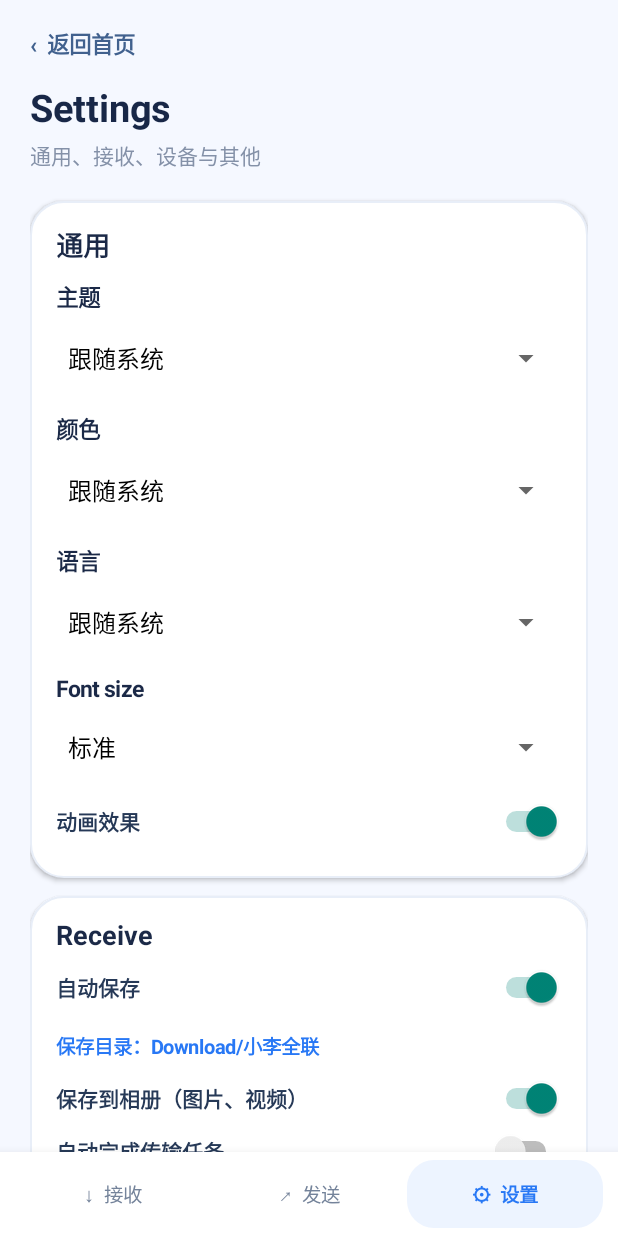
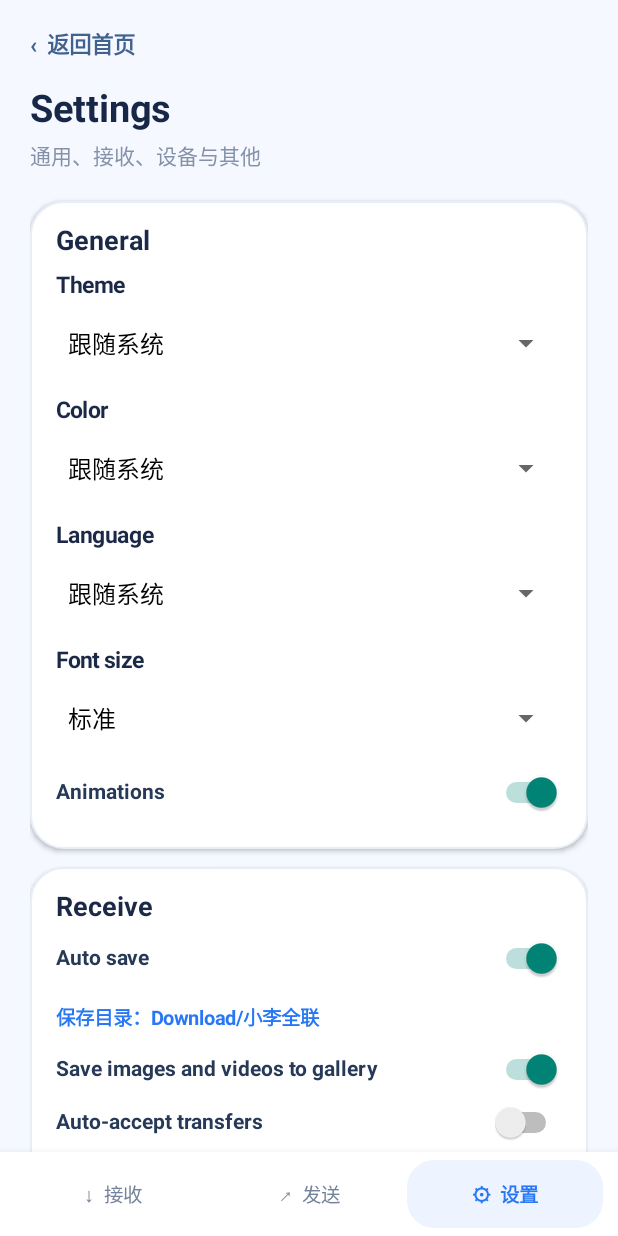
Before and after one commit to lei56602-glitch/QuanLian, an Android app: the screen it shows after launch (MainActivity), after a tap on "Settings", on a phone screen of 412 x 824 dp. Run offline under Robolectric (Android 15) with nearby library versions, the phone set to English and light mode, and no system bars.

Commit message:
Complete settings and send UI translations; avoid duplicate imported shares

```diff
--- a/app/src/main/java/com/quanlian/app/MainActivity.java
+++ b/app/src/main/java/com/quanlian/app/MainActivity.java
@@ -64,7 +64,53 @@ public class MainActivity extends Activity {
    {"接收","Receive"},{"发送","Send"},{"添加文件，然后点击目标设备即可发送","Add files, then tap a device to send"},{"文件预览","File preview"},{"添加文件","Add files"},{"已添加 ","Added "},{" 个文件 · "," files · "},{"还没有文件，点击「添加文件」开始选择","No files yet. Tap “Add files” to get started"},{"目标设备","Target devices"},{"刷新设备","Refresh devices"},{"正在搜索附近设备…","Searching for nearby devices…"},{"发现 ","Found "},{" 台附近设备"," nearby devices"},{"暂未发现设备。请让双方打开小李全联并连接同一 Wi-Fi。","No devices found. Open Xiao Li Quan Lian on both devices and connect to the same Wi-Fi."},{"点击设备发送","Tap a device to send"},{"请先添加要发送的文件","Please add files before sending"},{"已收藏设备","Device added to favorites"},{"收藏设备","Favorite devices"},{"暂无收藏设备","No favorite devices"},{"删除","Remove"},{"发送方：","Sender: "},{"文件总数：","Files: "},{"文件总大小：","Total size: "},{"接受","Accept"},{"拒绝","Decline"},{"设置已保存","Settings saved"},{"接收文件请求","Incoming file request"},
    {"大小未知","Unknown size"},{"文件","File"},{"已接收","Received"},{"已发送","Sent"},{"打开文件","Open file"},{"暂时无法打开，请到手机文件管理的 Download/小李全联 查找","Unable to open. Check Download/Xiao Li Quan Lian in your file manager."},
    {"操作步骤","Steps"},{"两台手机都安装带有此功能的版本。","Install this version on both phones."},{"复制完整日志","Copy full log"},{"分享 / 导出日志","Share / Export logs"},{"清空旧日志","Clear old logs"},{"日志已复制，可以直接粘贴发送","Logs copied. You can paste and send them."},{"旧日志已清空","Old logs cleared"},{"注意：两台手机都要导出。只有发送端日志，无法完整判断接收端是否收到连接。","Note: Export logs from both phones. Sender logs alone cannot confirm whether the receiver got the connection."},
-   {"正在准备文件并计算校验值…","Preparing files and calculating checksums…"},{"小李全联正在发送","Xiao Li Quan Lian is sending"},{"发送成功","Sent successfully"},{"发送失败","Send failed"},{"重新发送","Retry"},{"知道了","Got it"},{"正在连接","Connecting"},{"已取消","Cancelled"},{"传输完成","Transfer complete"},{"发送成功！","Transfer successful!"}
+   {"正在准备文件并计算校验值…","Preparing files and calculating checksums…"},{"小李全联正在发送","Xiao Li Quan Lian is sending"},{"发送成功","Sent successfully"},{"发送失败","Send failed"},{"重新发送","Retry"},{"知道了","Got it"},{"正在连接","Connecting"},{"已取消","Cancelled"},{"传输完成","Transfer complete"},{"发送成功！","Transfer successful!"},
+   {"通用","General"},
+   {"主题","Theme"},
+   {"跟随系统","Follow system"},
+   {"浅色","Light"},
+   {"深色","Dark"},
+   {"颜色","Color"},
+   {"蓝色","Blue"},
+   {"绿色","Green"},
+   {"紫色","Purple"},
+   {"橙色","Orange"},
+   {"语言","Language"},
+   {"动画效果","Animations"},
+   {"字体大小","Font size"},
+   {"接收","Receive"},
+   {"自动保存","Auto save"},
+   {"保存目录：","Save folder: "},
+   {"已选择自定义目录","Custom folder selected"},
+   {"保存到相册（图片、视频）","Save images and videos to gallery"},
+   {"自动完成传输任务","Auto-accept transfers"},
+   {"保存到历史记录","Save transfer history"},
+   {"设备","Device"},
+   {"设备名称","Device name"},
+   {"保存设备名称","Save device name"},
+   {"其他","Other"},
+   {"关于页面","About"},
+   {"捐赠入口","Donate"},
+   {"隐私政策","Privacy policy"},
+   {"高级设置","Advanced settings"},
+   {"保存通用与接收设置","Save settings"},
+   {"文件","File"},
+   {"媒体","Media"},
+   {"剪贴板","Clipboard"},
+   {"文本","Text"},
+   {"文件夹","Folder"},
+   {"应用","Apps"},
+   {"发送方式","Send method"},
+   {"单个接收者","Single recipient"},
+   {"多个接收者","Multiple recipients"},
+   {"通过连接分享","Share via connection"},
+   {"选择多个接收者","Choose multiple recipients"},
+   {"添加到发送列表","Add to send queue"},
+   {"已保存 ","Saved "},
+   {"个接收设备"," recipients"},
+   {"输入附近设备显示的名称","Name shown to nearby devices"},
+   {"感谢支持","Thanks for your support"},
+   {"无法打开文件：","Unable to open file: "}
   };
   for(String[] p:m)if(p[0].equals(s))return p[1];
   if(s.startsWith("已添加 "))return "Added "+s.substring(4);
@@ -79,7 +125,7 @@ public class MainActivity extends Activity {
  private LinearLayout col(){LinearLayout l=new LinearLayout(this);l.setOrientation(LinearLayout.VERTICAL);int widthDp=(int)(getResources().getDisplayMetrics().widthPixels/getResources().getDisplayMetrics().density);int horizontal=widthDp<360?14:(widthDp<600?20:32);l.setPadding(dp(horizontal),dp(widthDp<600?18:24),dp(horizontal),dp(widthDp<600?18:24));return l;}
  private LinearLayout card(){LinearLayout l=new LinearLayout(this);l.setOrientation(LinearLayout.VERTICAL);l.setPadding(dp(16),dp(16),dp(16),dp(16));l.setBackground(focusBackground(Color.rgb(28,45,75),0xff345b86,18));l.setFocusable(true);l.setFocusableInTouchMode(false);l.setClickable(true);return l;}
  private void gap(LinearLayout l,int h){l.addView(new View(this),new LinearLayout.LayoutParams(1,dp(h)));}
- private Button btn(String s,int c){Button b=new Button(this);b.setText(ui(s));b.setTextColor(-1);b.setAllCaps(false);b.setTextSize(16);b.setBackground(focusBackground(c,0xff2869a5,16));b.setMinHeight(dp(54));b.setFocusable(true);b.setFocusableInTouchMode(false);return b;}
+ private Button btn(String s,int c){if(c==0xff2878f5||c==0xff1f77dc)c=accentColor();Button b=new Button(this);b.setText(ui(s));b.setTextColor(-1);b.setAllCaps(false);b.setTextSize(16);b.setBackground(focusBackground(c,0xff2869a5,16));b.setMinHeight(dp(54));b.setFocusable(true);b.setFocusableInTouchMode(false);return b;}
  private void install(LinearLayout l){int widthDp=(int)(getResources().getDisplayMetrics().widthPixels/getResources().getDisplayMetrics().density);ScrollView s=new ScrollView(this);s.setFillViewport(true);s.setFocusable(false);if(widthDp>=700){FrameLayout frame=new FrameLayout(this);FrameLayout.LayoutParams p=new FrameLayout.LayoutParams(Math.min(widthDp,1200)*((int)getResources().getDisplayMetrics().density),-1,Gravity.CENTER);s.addView(l,new ScrollView.LayoutParams(-1,-2));frame.addView(s,p);setContentView(frame);}else{s.addView(l);setContentView(s);}if(widthDp>=700){l.setPadding(dp(32),dp(28),dp(32),dp(28));}final int baseLeft=l.getPaddingLeft(),baseTop=l.getPaddingTop(),baseRight=l.getPaddingRight(),baseBottom=l.getPaddingBottom();l.setOnApplyWindowInsetsListener((v,insets)->{int top=Build.VERSION.SDK_INT>=30?insets.getInsets(android.view.WindowInsets.Type.statusBars()).top:insets.getSystemWindowInsetTop();v.setPadding(baseLeft,baseTop+top,baseRight,baseBottom);return insets;});l.requestApplyInsets();l.post(()->{ArrayList<View> focusables=l.getFocusables(View.FOCUS_FORWARD);if(!focusables.isEmpty()&&!focusables.get(0).hasFocus())focusables.get(0).requestFocus();});}
   private void installFlow(LinearLayout content,int selected){LinearLayout root=new LinearLayout(this);root.setOrientation(LinearLayout.VERTICAL);root.setBackgroundColor(pageBackground());ScrollView scroll=new ScrollView(this);scroll.setFillViewport(true);scroll.setVerticalScrollBarEnabled(false);scroll.addView(content);root.addView(scroll,new LinearLayout.LayoutParams(-1,0,1));root.addView(flowNav(selected),new LinearLayout.LayoutParams(-1,-2));root.setOnApplyWindowInsetsListener((v,insets)->{int top=Build.VERSION.SDK_INT>=30?insets.getInsets(android.view.WindowInsets.Type.statusBars()).top:insets.getSystemWindowInsetTop();int bottom=Build.VERSION.SDK_INT>=30?insets.getInsets(android.view.WindowInsets.Type.navigationBars()).bottom:insets.getSystemWindowInsetBottom();v.setPadding(0,top,0,bottom);return insets;});setContentView(root);root.requestApplyInsets();}
   private LinearLayout flowNav(int selected){LinearLayout nav=new LinearLayout(this);nav.setGravity(Gravity.CENTER);nav.setPadding(dp(10),dp(5),dp(10),dp(5));nav.setBackgroundColor(surfaceColor());nav.setElevation(dp(10));String[] labels={"接收","发送","设置"};String[] icons={"↓","↗","⚙"};for(int i=0;i<labels.length;i++){final int index=i;TextView item=homeText(icons[i]+"  "+labels[i],13,i==selected?0xff1769e8:0xff74839a,i==selected);item.setGravity(Gravity.CENTER);item.setPadding(dp(6),dp(13),dp(6),dp(13));item.setBackground(i==selected?shape(0xffedf4ff,18):shape(Color.TRANSPARENT,18));item.setOnClickListener(v->{if(index==0)receivePage();else if(index==1)sendPage();else settingsPage();});nav.addView(item,new LinearLayout.LayoutParams(0,-2,1));}return nav;}
@@ -366,13 +412,14 @@ public class MainActivity extends Activity {
  private void handleIncomingShare(Intent intent){
   if(intent==null)return;String action=intent.getAction();int before=uris.size();
   try{
+   boolean usedStream=false;
    if(Intent.ACTION_SEND_MULTIPLE.equals(action)){
-    ArrayList<Uri> shared=intent.getParcelableArrayListExtra(Intent.EXTRA_STREAM);if(shared!=null)for(Uri uri:shared)if(uri!=null)addFile(uri);
+    ArrayList<Uri> shared=intent.getParcelableArrayListExtra(Intent.EXTRA_STREAM);if(shared!=null){for(Uri uri:shared)if(uri!=null)addFile(uri);usedStream=!shared.isEmpty();}
    }else if(Intent.ACTION_SEND.equals(action)){
-    Uri shared=intent.getParcelableExtra(Intent.EXTRA_STREAM);if(shared!=null)addFile(shared);
+    Uri shared=intent.getParcelableExtra(Intent.EXTRA_STREAM);if(shared!=null){addFile(shared);usedStream=true;}
     else{CharSequence text=intent.getCharSequenceExtra(Intent.EXTRA_TEXT);if(text!=null&&text.length()>0)addTextAsFile(text.toString(),"分享文本.txt");}
    }
-   if(intent.getClipData()!=null)for(int i=0;i<intent.getClipData().getItemCount();i++){Uri u=intent.getClipData().getItemAt(i).getUri();if(u!=null)addFile(u);}
+   if(!usedStream&&intent.getClipData()!=null)for(int i=0;i<intent.getClipData().getItemCount();i++){Uri u=intent.getClipData().getItemAt(i).getUri();if(u!=null)addFile(u);}
   }catch(Exception e){android.util.Log.w("QuanLianShare","Unable to import shared content",e);}
   if(uris.size()>before){page=1;sendPage();}
  }
@@ -544,7 +591,7 @@ public class MainActivity extends Activity {
    installFlow(l,1);
   }
   private void addSendCategory(android.widget.GridLayout grid,String symbol,String label,Runnable action){
-   LinearLayout tile=homeCard();tile.setGravity(Gravity.CENTER);tile.setPadding(dp(6),dp(10),dp(6),dp(10));tile.setBackground(shape(Color.WHITE,16));tile.setFocusable(true);tile.setClickable(true);
+   LinearLayout tile=homeCard();tile.setGravity(Gravity.CENTER);tile.setPadding(dp(6),dp(10),dp(6),dp(10));tile.setBackground(shape(surfaceColor(),16));tile.setFocusable(true);tile.setClickable(true);
    TextView icon=homeText(symbol,22,0xff2878f5,true);icon.setGravity(Gravity.CENTER);tile.addView(icon);gap(tile,6);
    TextView title=homeText(label,13,0xff263957,true);title.setGravity(Gravity.CENTER);tile.addView(title);
    tile.setOnClickListener(v->action.run());
```
